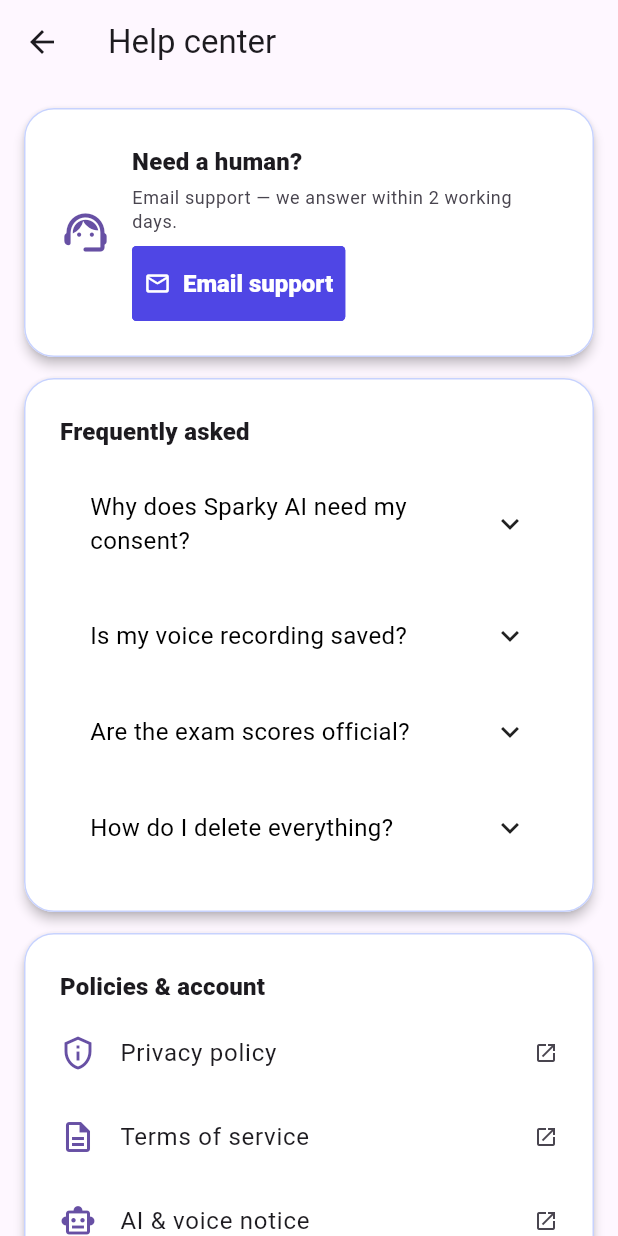
After one commit to Bashar-ml-en/Spark-Lingo-, a Flutter app: the HelpCenterScreen screen opened directly, on a phone screen of 412 x 824 dp. The commit adds this screen. Run offline on Flutter 3.47's test engine with Material 3 defaults, Android fonts, the phone set to English and light mode, and no system bars; drawn by our look-alikes of getwidget; our stand-ins replace firebase_analytics, firebase_core, firebase_crashlytics, flutter_riverpod, flutter_svg, flutter_tts and 4 more; missing offline and left inert: dart:js_interop, purchases_flutter, record; accounts and stored records are empty; project files that could hold a hidden picture were left out.

Commit message:
feat: Help Center (#105), SparkDepth z-tokens (#95), adaptive daily goal from real XP history (median of active days, user-approval only)

```diff
--- /dev/null
+++ b/lib/features/settings/help_center_screen.dart
@@ -0,0 +1,188 @@
+import 'package:flutter/material.dart';
+import 'package:getwidget/getwidget.dart';
+import 'package:url_launcher/url_launcher.dart';
+
+import '../../core/design/getwidget_theme.dart';
+
+/// In-app Help Center — consistent, always-present self-help location
+/// (UX audit rule #105). Links point to the verified live legal pages and
+/// support email; FAQ answers are restricted to facts true in the current
+/// build.
+class HelpCenterScreen extends StatelessWidget {
+  const HelpCenterScreen({super.key});
+
+  static const String _supportEmail = 'mailto:abulithbisha@gmail.com';
+
+  Future<void> _open(BuildContext context, String url) async {
+    final uri = Uri.tryParse(url);
+    if (uri == null) return;
+    try {
+      await launchUrl(uri, mode: LaunchMode.externalApplication);
+    } catch (_) {
+      if (context.mounted) {
+        ScaffoldMessenger.of(context).showSnackBar(
+          const SnackBar(
+            content: Text('Could not open this link on your device.'),
+          ),
+        );
+      }
+    }
+  }
+
+  @override
+  Widget build(BuildContext context) {
+    final theme = Theme.of(context);
+
+    final links = <(String, String, IconData)>[
+      ('Privacy policy', 'https://spark-lingo.vercel.app/legal/privacy.html',
+          Icons.privacy_tip_outlined),
+      ('Terms of service', 'https://spark-lingo.vercel.app/legal/terms.html',
+          Icons.description_outlined),
+      ('AI & voice notice',
+          'https://spark-lingo.vercel.app/legal/ai-and-voice-notice.html',
+          Icons.smart_toy_outlined),
+      ('Analytics notice',
+          'https://spark-lingo.vercel.app/legal/analytics-notice.html',
+          Icons.insights_outlined),
+      ('Delete my account',
+          'https://spark-lingo.vercel.app/legal/account-deletion.html',
+          Icons.delete_forever_outlined),
+      ('Export my data',
+          'https://spark-lingo.vercel.app/legal/data-export.html',
+          Icons.download_outlined),
+      ('Manage subscription',
+          'https://spark-lingo.vercel.app/legal/subscription-management.html',
+          Icons.card_membership_outlined),
+    ];
+
+    return Scaffold(
+      backgroundColor: theme.scaffoldBackgroundColor,
+      appBar: AppBar(title: const Text('Help center')),
+      body: ListView(
+        padding: const EdgeInsets.all(16),
+        children: [
+          SparkGF.card(
+            margin: EdgeInsets.zero,
+            content: Row(
+              children: [
+                Icon(
+                  Icons.support_agent_rounded,
+                  color: theme.colorScheme.primary,
+                  size: 34,
+                ),
+                const SizedBox(width: 14),
+                Expanded(
+                  child: Column(
+                    crossAxisAlignment: CrossAxisAlignment.start,
+                    children: [
+                      Text(
+                        'Need a human?',
+                        style: theme.textTheme.titleMedium?.copyWith(
+                          fontWeight: FontWeight.w800,
+                        ),
+                      ),
+                      const SizedBox(height: 4),
+                      Text(
+                        'Email support — we answer within 2 working days.',
+                        style: theme.textTheme.bodySmall?.copyWith(
+                          color: theme.colorScheme.onSurfaceVariant,
+                        ),
+                      ),
+                      const SizedBox(height: 8),
+                      SparkGF.primaryButton(
+                        label: 'Email support',
+                        icon: const Icon(Icons.mail_outline_rounded, size: 18),
+                        onPressed: () => _open(context, _supportEmail),
+                      ),
+                    ],
+                  ),
+                ),
+              ],
+            ),
+          ),
+          const SizedBox(height: 14),
+          SparkGF.card(
+            margin: EdgeInsets.zero,
+            content: Column(
+              crossAxisAlignment: CrossAxisAlignment.start,
+              children: [
+                Text(
+                  'Frequently asked',
+                  style: theme.textTheme.titleMedium?.copyWith(
+                    fontWeight: FontWeight.w800,
+                  ),
+                ),
+                const SizedBox(height: 6),
+                const GFAccordion(
+                  title: 'Why does Sparky AI need my consent?',
+                  collapsedTitleBackgroundColor: Colors.transparent,
+                  expandedTitleBackgroundColor: Colors.transparent,
+                  contentBackgroundColor: Colors.transparent,
+                  content:
+                      'AI features process your messages on our servers to '
+                      'generate replies. We only do that after you agree, '
+                      'and your agreement is recorded so you stay in '
+                      'control. You can withdraw consent in Settings.',
+                ),
+                const GFAccordion(
+                  title: 'Is my voice recording saved?',
+                  collapsedTitleBackgroundColor: Colors.transparent,
+                  expandedTitleBackgroundColor: Colors.transparent,
+                  contentBackgroundColor: Colors.transparent,
+                  content:
+                      'Voice input is uploaded only to be transcribed into '
+                      'text for your practice. Recordings are not kept as '
+                      'permanent account data.',
+                ),
+                const GFAccordion(
+                  title: 'Are the exam scores official?',
+                  collapsedTitleBackgroundColor: Colors.transparent,
+                  expandedTitleBackgroundColor: Colors.transparent,
+                  contentBackgroundColor: Colors.transparent,
+                  content:
+                      'No — and we never pretend they are. Exam content '
+                      'shows verified official formats and practice drills '
+                      'report only what happened in your session. Official '
+                      'results come only from the exam body.',
+                ),
+                const GFAccordion(
+                  title: 'How do I delete everything?',
+                  collapsedTitleBackgroundColor: Colors.transparent,
+                  expandedTitleBackgroundColor: Colors.transparent,
+                  contentBackgroundColor: Colors.transparent,
+                  content:
+                      'Settings → Account → Delete account. Everything '
+                      'linked to your account is removed permanently.',
+                ),
+              ],
+            ),
+          ),
+          const SizedBox(height: 14),
+          SparkGF.card(
+            margin: EdgeInsets.zero,
+            content: Column(
+              crossAxisAlignment: CrossAxisAlignment.start,
+              children: [
+                Text(
+                  'Policies & account',
+                  style: theme.textTheme.titleMedium?.copyWith(
+                    fontWeight: FontWeight.w800,
+                  ),
+                ),
+                const SizedBox(height: 4),
+                for (final (label, url, icon) in links)
+                  ListTile(
+                    contentPadding: EdgeInsets.zero,
+                    leading: Icon(icon, color: theme.colorScheme.primary),
+                    title: Text(label),
+                    trailing: const Icon(Icons.open_in_new, size: 16),
+                    onTap: () => _open(context, url),
+                  ),
+              ],
+            ),
+          ),
+        ],
+      ),
+    );
+  }
+}
```
Also changed, not shown: lib/core/design/depth_tokens.dart (added, +67 -0 lines), lib/core/services/adaptive_goal.dart (added, +37 -0 lines), lib/core/services/retention_service.dart (+38 -0 lines), lib/features/home/home_drawer.dart (+21 -0 lines), lib/features/home/retention_header.dart (+104 -3 lines), 1 other file.
